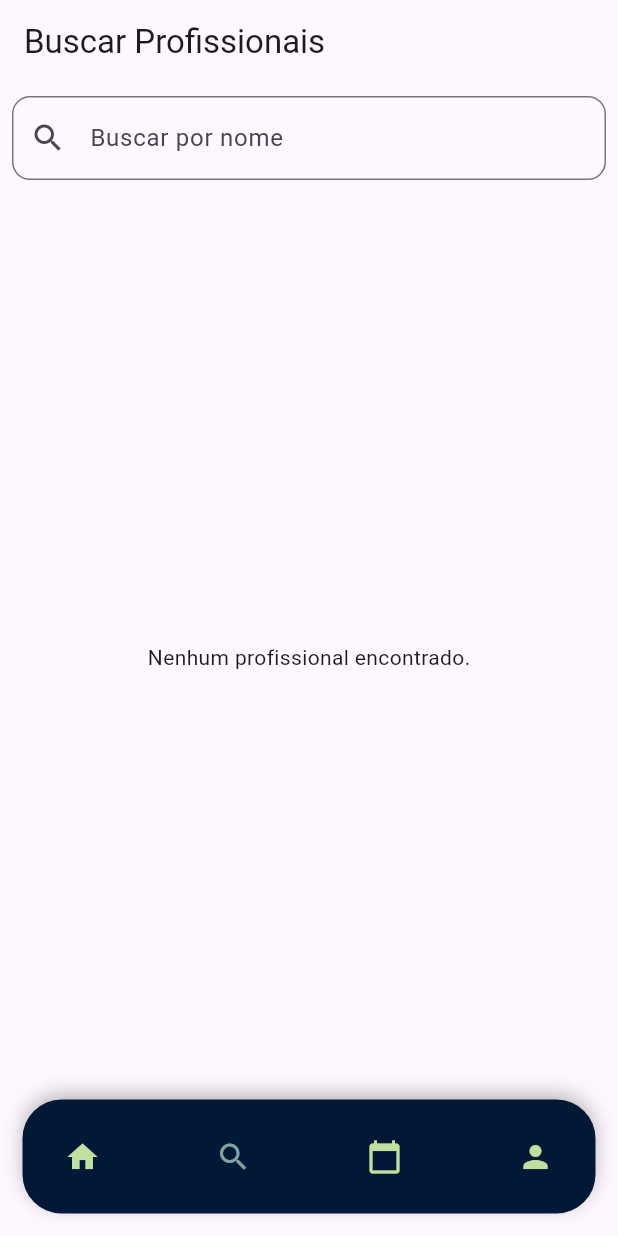
After one commit to Pedrovmart/ProgMulti_PedroMartinelli_Careflow, a Flutter app: the ProfissionalSearchPage screen opened by its route, on a phone screen of 412 x 824 dp. The commit adds this screen. Run offline on Flutter 3.47's test engine with Material 3 defaults, Android fonts, the phone set to English and light mode, and no system bars; our stand-ins replace cloud_firestore, firebase_auth, firebase_core, go_router; accounts and stored records are empty.

Commit message:
feat: Adicionando página de busca de profissionais para pacientes

```diff
--- a/lib/app/features/paciente/paciente_main_page.dart
+++ b/lib/app/features/paciente/paciente_main_page.dart
@@ -10,12 +10,14 @@ class PacienteMainPage extends StatelessWidget {
 
   static const List<NavBarItem> _navItems = [
     NavBarItem(icon: Icons.home, label: 'Home'),
+    NavBarItem(icon: Icons.search, label: 'Busca'),
     NavBarItem(icon: Icons.calendar_today, label: 'Consultas'),
     NavBarItem(icon: Icons.person, label: 'Perfil'),
   ];
 
   static const List<String> _routes = [
     '/paciente/home',
+    '/paciente/busca',
     '/paciente/consultas',
     '/paciente/perfil',
   ];
--- /dev/null
+++ b/lib/app/features/profissional/profissional_search_page.dart
@@ -0,0 +1,83 @@
+import 'package:flutter/material.dart';
+import 'package:provider/provider.dart';
+import 'package:careflow_app/app/core/providers/profissional_provider.dart';
+import 'package:careflow_app/app/widgets/profissional/profissional_search_card.dart';
+
+class ProfissionalSearchPage extends StatefulWidget {
+  const ProfissionalSearchPage({Key? key}) : super(key: key);
+
+  @override
+  State<ProfissionalSearchPage> createState() => _ProfissionalSearchPageState();
+}
+
+class _ProfissionalSearchPageState extends State<ProfissionalSearchPage> {
+  String _searchQuery = '';
+
+  @override
+  void initState() {
+    super.initState();
+    // Fetch profissionais when the page is initialized
+    WidgetsBinding.instance.addPostFrameCallback((_) {
+      Provider.of<ProfissionalProvider>(
+        context,
+        listen: false,
+      ).fetchProfissionais();
+    });
+  }
+
+  @override
+  Widget build(BuildContext context) {
+    final profissionalProvider = Provider.of<ProfissionalProvider>(context);
+    final profissionais =
+        profissionalProvider.profissionais
+            .where(
+              (profissional) => profissional.nome.toLowerCase().contains(
+                _searchQuery.toLowerCase(),
+              ),
+            )
+            .toList();
+
+    return Scaffold(
+      appBar: AppBar(title: const Text('Buscar Profissionais')),
+      body: Column(
+        children: [
+          Padding(
+            padding: const EdgeInsets.all(8.0),
+            child: TextField(
+              decoration: InputDecoration(
+                labelText: 'Buscar por nome',
+                prefixIcon: const Icon(Icons.search),
+                border: OutlineInputBorder(
+                  borderRadius: BorderRadius.circular(12),
+                ),
+              ),
+              onChanged: (value) {
+                setState(() {
+                  _searchQuery = value;
+                });
+              },
+            ),
+          ),
+          Expanded(
+            child:
+                profissionais.isEmpty
+                    ? const Center(
+                      child: Text('Nenhum profissional encontrado.'),
+                    )
+                    : ListView.builder(
+                      itemCount: profissionais.length,
+                      itemBuilder: (context, index) {
+                        final profissional = profissionais[index];
+                        return ProfissionalSearchCard(
+                          nome: profissional.nome,
+                          especialidade: profissional.especialidade,
+                          numeroRegistro: profissional.numeroRegistro,
+                        );
+                      },
+                    ),
+          ),
+        ],
+      ),
+    );
+  }
+}
--- a/lib/app/routes/routes.dart
+++ b/lib/app/routes/routes.dart
@@ -6,6 +6,7 @@ import 'package:careflow_app/app/features/auth/login/login_page.dart';
 import 'package:careflow_app/app/features/auth/signup/signup_page.dart';
 import 'package:careflow_app/app/features/paciente/paciente_main_page.dart';
 import 'package:careflow_app/app/features/profissional/profissional_main_page.dart';
+import 'package:careflow_app/app/features/profissional/profissional_search_page.dart'; // Import da página de busca
 
 sealed class Routes {
   static const String login = '/login';
@@ -54,6 +55,13 @@ sealed class Routes {
               name: 'homePaciente',
               builder: (context, state) => PacienteHomePage(),
             ),
+            GoRoute(
+              path: '/paciente/busca',
+              name: 'pacienteBusca',
+              builder:
+                  (context, state) =>
+                      ProfissionalSearchPage(), //Pacientes buscam profissionais!!!
+            ),
           ],
         ),
         ShellRoute(
```
Also changed, not shown: lib/app/app.dart (+8 -2 lines), lib/app/widgets/profissional/profissional_search_card.dart (added, +68 -0 lines).
